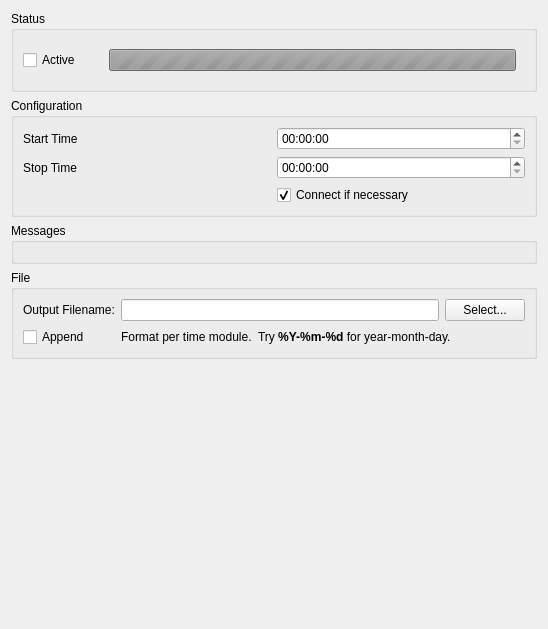
Above: profit/widgets/ui_collectordisplay.ui from hpsilva/profitpy before the change. Below: the same form after it.
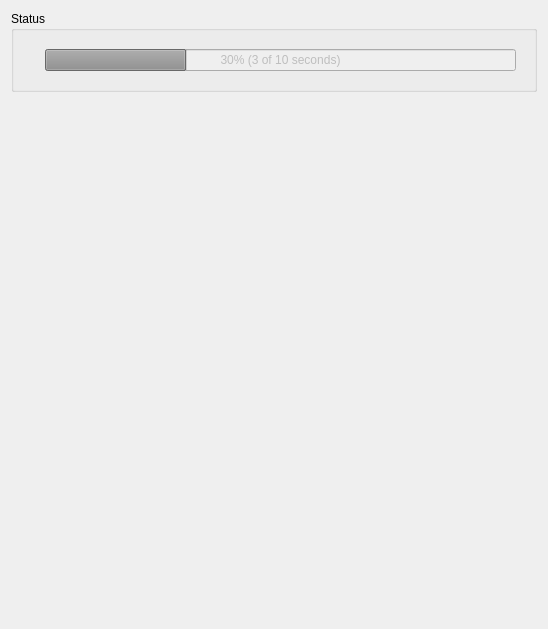
That is the form after the change. Icons and pictures are not drawn. Custom widgets are drawn as their Qt base class.

Patch:
```diff
--- a/profit/widgets/ui_collectordisplay.ui
+++ b/profit/widgets/ui_collectordisplay.ui
@@ -22,17 +22,6 @@
       <bool>true</bool>
      </property>
      <layout class="QHBoxLayout" name="horizontalLayout_2" >
-      <item>
-       <widget class="QCheckBox" name="activeButton" >
-        <property name="text" >
-         <string>Active</string>
-        </property>
-        <property name="icon" >
-         <iconset resource="profit.qrc" >
-          <normaloff>:/images/icons/connect_no.png</normaloff>:/images/icons/connect_no.png</iconset>
-        </property>
-       </widget>
-      </item>
       <item>
        <widget class="QWidget" native="1" name="progressContainer" >
         <property name="enabled" >
@@ -58,10 +47,10 @@
             <number>0</number>
            </property>
            <property name="maximum" >
-            <number>0</number>
+            <number>10</number>
            </property>
            <property name="value" >
-            <number>0</number>
+            <number>3</number>
            </property>
            <property name="textVisible" >
             <bool>true</bool>
@@ -79,113 +68,6 @@
      </layout>
     </widget>
    </item>
-   <item>
-    <widget class="QGroupBox" name="configGroup" >
-     <property name="title" >
-      <string>Configuration</string>
-     </property>
-     <property name="flat" >
-      <bool>true</bool>
-     </property>
-     <layout class="QGridLayout" name="gridLayout_3" >
-      <item row="0" column="0" >
-       <widget class="QLabel" name="label" >
-        <property name="text" >
-         <string>Start Time</string>
-        </property>
-       </widget>
-      </item>
-      <item row="0" column="1" >
-       <widget class="QTimeEdit" name="startTime" />
-      </item>
-      <item row="1" column="0" >
-       <widget class="QLabel" name="label_2" >
-        <property name="text" >
-         <string>Stop Time</string>
-        </property>
-       </widget>
-      </item>
-      <item row="1" column="1" >
-       <widget class="QTimeEdit" name="stopTime" />
-      </item>
-      <item row="2" column="1" >
-       <widget class="QCheckBox" name="autoConnect" >
-        <property name="text" >
-         <string>Connect if necessary</string>
-        </property>
-        <property name="checked" >
-         <bool>true</bool>
-        </property>
-       </widget>
-      </item>
-     </layout>
-    </widget>
-   </item>
-   <item>
-    <widget class="QGroupBox" name="messageGroup" >
-     <property name="title" >
-      <string>Messages</string>
-     </property>
-     <property name="flat" >
-      <bool>true</bool>
-     </property>
-     <layout class="QVBoxLayout" name="verticalLayout" >
-      <item>
-       <widget class="MessageTypeSelect" native="1" name="messageTypeDisplay" />
-      </item>
-     </layout>
-    </widget>
-   </item>
-   <item>
-    <widget class="QGroupBox" name="fileGroup" >
-     <property name="title" >
-      <string>File</string>
-     </property>
-     <property name="flat" >
-      <bool>true</bool>
-     </property>
-     <layout class="QGridLayout" name="gridLayout_2" >
-      <item row="0" column="0" >
-       <widget class="QLabel" name="label_4" >
-        <property name="text" >
-         <string>Output Filename:</string>
-        </property>
-       </widget>
-      </item>
-      <item row="0" column="1" >
-       <widget class="QLineEdit" name="outputFilename" />
-      </item>
-      <item row="0" column="2" >
-       <widget class="QPushButton" name="selectOutputFilename" >
-        <property name="text" >
-         <string>Select...</string>
-        </property>
-       </widget>
-      </item>
-      <item row="1" column="0" >
-       <widget class="QCheckBox" name="fileAppend" >
-        <property name="text" >
-         <string>Append</string>
-        </property>
-       </widget>
-      </item>
-      <item row="1" column="1" colspan="2" >
-       <widget class="QLabel" name="label_5" >
-        <property name="text" >
-         <string>&lt;!DOCTYPE HTML PUBLIC "-//W3C//DTD HTML 4.0//EN" "http://www.w3.org/TR/REC-html40/strict.dtd">
-&lt;html>&lt;head>&lt;meta name="qrichtext" content="1" />&lt;style type="text/css">
-p, li { white-space: pre-wrap; }
-&lt;/style>&lt;/head>&lt;body>
-&lt;p style=" margin-top:0px; margin-bottom:0px; margin-left:0px; margin-right:0px; -qt-block-indent:0; text-indent:0px;">Format per time module.  Try &lt;span style=" font-weight:600;">%Y-%m-%d&lt;/span> for year-month-day.&lt;/p>&lt;/body>&lt;/html></string>
-        </property>
-        <property name="wordWrap" >
-         <bool>true</bool>
-        </property>
-       </widget>
-      </item>
-     </layout>
-    </widget>
-   </item>
    <item>
     <spacer name="verticalSpacer" >
      <property name="orientation" >
@@ -201,14 +83,6 @@
    </item>
   </layout>
  </widget>
- <customwidgets>
-  <customwidget>
-   <class>MessageTypeSelect</class>
-   <extends>QWidget</extends>
-   <header location="global" >messagetypeselect.h</header>
-   <container>1</container>
-  </customwidget>
- </customwidgets>
  <resources>
   <include location="profit.qrc" />
  </resources>
```
Left out of the diff: 67 changed lines with no effect on the pictures.
